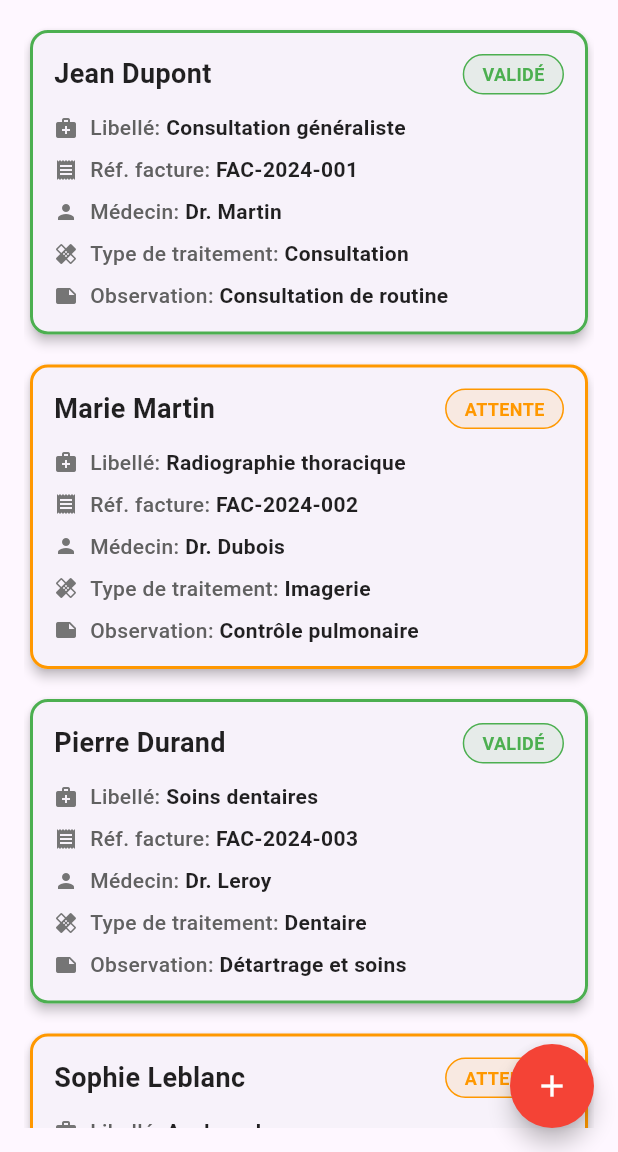
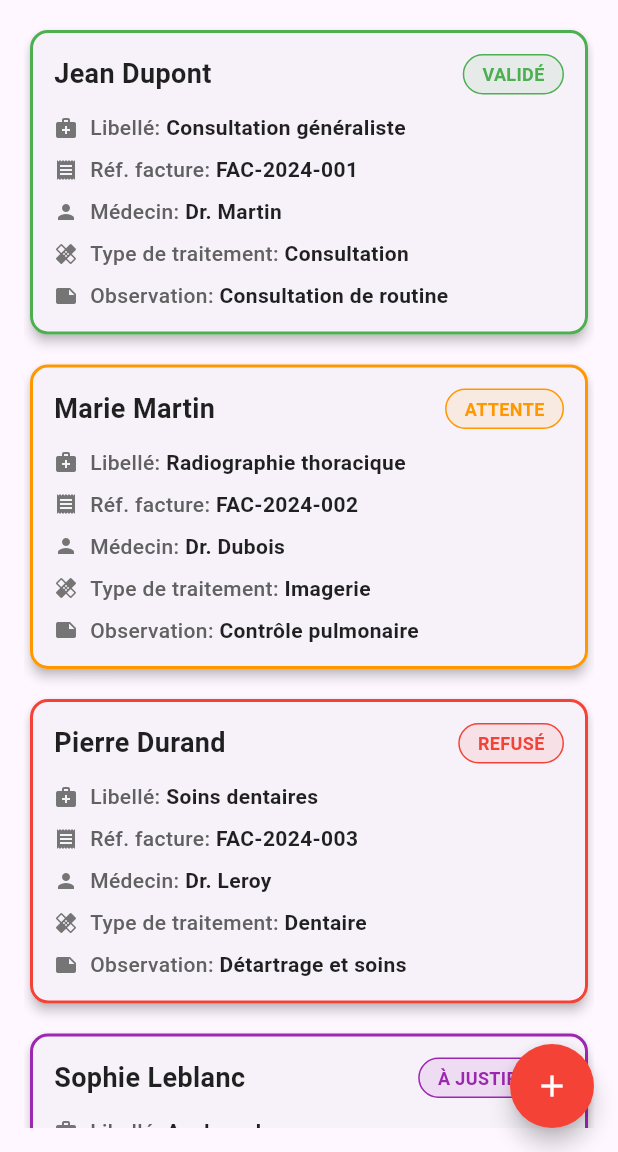
Before and after one commit to Henintsoash17/tomselfmobscreen, a Flutter app: the FraisMedicauxScreen screen opened directly, on a phone screen of 412 x 824 dp, the part 84-1236 px from its top. Run offline on Flutter 3.47's test engine with Material 3 defaults, Android fonts, the light colour scheme and no system bars.

Commit message:
commit 3.4

```diff
--- a/lib/screens/frais_medicaux_detail_screen.dart
+++ b/lib/screens/frais_medicaux_detail_screen.dart
@@ -13,6 +13,10 @@ class FraisMedicauxDetailScreen extends StatelessWidget {
         return Colors.green;
       case 'attente':
         return Colors.orange;
+      case 'refusé':
+        return Colors.red;
+      case 'à justifier':
+        return Colors.purple;
       default:
         return Colors.grey;
     }
@@ -127,7 +131,7 @@ class FraisMedicauxDetailScreen extends StatelessWidget {
                       ),
                       SizedBox(height: 16),
                       _buildDetailRow('Type de traitement', frais['typeTraitement']),
-                      _buildDetailRow('Montant facturé', '${frais['montantFacture'].toStringAsFixed(2)} '),
+                      _buildDetailRow('Montant facturé', '${frais['montantFacture'].toStringAsFixed(2)} €'),
                       _buildDetailRow('Montant demandé', '${frais['montantDemande'].toStringAsFixed(2)} '),
                       _buildDetailRow('Montant remboursé', '${frais['montantRembourse'].toStringAsFixed(2)}'),
                     ],
--- a/lib/screens/frais_medicaux_screen.dart
+++ b/lib/screens/frais_medicaux_screen.dart
@@ -1,4 +1,4 @@
-// ignore_for_file: library_private_types_in_public_api, deprecated_member_use
+// ignore_for_file: library_private_types_in_public_api
 
 import 'package:flutter/material.dart';
 import '../widgets/add_frais_medicaux_modal.dart';
@@ -23,9 +23,9 @@ class _FraisMedicauxScreenState extends State<FraisMedicauxScreen> {
       'typeTraitement': 'Consultation',
       'observation': 'Consultation de routine',
       'status': 'validé',
-      'montantFacture': 25000.00,
-      'montantDemande': 15000.00,
-      'montantRembourse': 15000.00,
+      'montantFacture': 25.0,
+      'montantDemande': 25.0,
+      'montantRembourse': 17.5,
       'commentaire': 'Consultation générale pour contrôle de santé annuel',
     },
     {
@@ -37,9 +37,9 @@ class _FraisMedicauxScreenState extends State<FraisMedicauxScreen> {
       'typeTraitement': 'Imagerie',
       'observation': 'Contrôle pulmonaire',
       'status': 'attente',
-      'montantFacture': 45000.00,
-      'montantDemande': 45000.00,
-      'montantRembourse': 31500.00,
+      'montantFacture': 45.0,
+      'montantDemande': 45.0,
+      'montantRembourse': 0.0,
       'commentaire': 'Radiographie prescrite suite à toux persistante',
     },
     {
@@ -50,11 +50,11 @@ class _FraisMedicauxScreenState extends State<FraisMedicauxScreen> {
       'medecin': 'Dr. Leroy',
       'typeTraitement': 'Dentaire',
       'observation': 'Détartrage et soins',
-      'status': 'validé',
-      'montantFacture': 8000.00,
-      'montantDemande': 8000.00,
-      'montantRembourse': 5600.00,
-      'commentaire': 'Soins dentaires de routine avec détartrage',
+      'status': 'refusé',
+      'montantFacture': 80.0,
+      'montantDemande': 80.0,
+      'montantRembourse': 0.0,
+      'commentaire': 'Soins dentaires non couverts par la mutuelle',
     },
     {
       'id': 4,
@@ -64,11 +64,11 @@ class _FraisMedicauxScreenState extends State<FraisMedicauxScreen> {
       'medecin': 'Laboratoire Central',
       'typeTraitement': 'Analyse',
       'observation': 'Bilan sanguin complet',
-      'status': 'attente',
-      'montantFacture': 35000.00,
-      'montantDemande': 35000.00,
-      'montantRembourse': 24500.00,
-      'commentaire': 'Bilan sanguin prescrit pour suivi médical',
+      'status': 'à justifier',
+      'montantFacture': 35.0,
+      'montantDemande': 35.0,
+      'montantRembourse': 0.0,
+      'commentaire': 'Bilan sanguin prescrit pour suivi médical - Documents manquants',
     },
     {
       'id': 5,
@@ -79,10 +79,24 @@ class _FraisMedicauxScreenState extends State<FraisMedicauxScreen> {
       'typeTraitement': 'Rééducation',
       'observation': 'Séances de rééducation',
       'status': 'validé',
-      'montantFacture': 12000.00,
-      'montantDemande': 12000.00,
-      'montantRembourse': 8400.00,
+      'montantFacture': 120.0,
+      'montantDemande': 120.0,
+      'montantRembourse': 84.0,
       'commentaire': 'Séances de kinésithérapie pour rééducation du dos',
+    },
+    {
+      'id': 6,
+      'nom': 'Alice Moreau',
+      'libelle': 'Consultation spécialiste',
+      'refFacture': 'FAC-2024-006',
+      'medecin': 'Dr. Rousseau',
+      'typeTraitement': 'Consultation',
+      'observation': 'Consultation cardiologique',
+      'status': 'à justifier',
+      'montantFacture': 60.0,
+      'montantDemande': 60.0,
+      'montantRembourse': 0.0,
+      'commentaire': 'Consultation spécialisée - Prescription médicale requise',
     },
   ];
 
@@ -92,6 +106,10 @@ class _FraisMedicauxScreenState extends State<FraisMedicauxScreen> {
         return Colors.green;
       case 'attente':
         return Colors.orange;
+      case 'refusé':
+        return Colors.red;
+      case 'à justifier':
+        return Colors.purple;
       default:
         return Colors.grey;
     }
```
